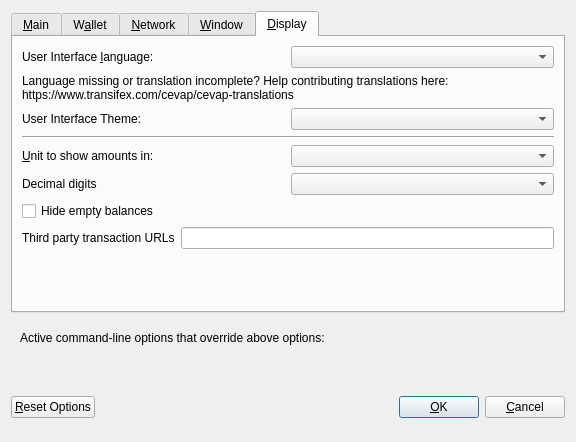
Above: src/qt/forms/optionsdialog.ui from ioncoincore/ion-archived before the change. Below: the same form after it.
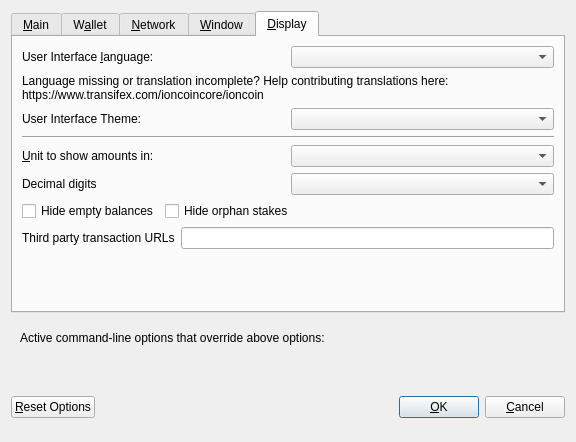
That is the form after the change. The open tabs and pages were chosen to show the change. Custom widgets are drawn as their Qt base class.

```diff
--- a/src/qt/forms/optionsdialog.ui
+++ b/src/qt/forms/optionsdialog.ui
@@ -507,7 +507,7 @@
          </property>
          <property name="text">
           <string>Language missing or translation incomplete? Help contributing translations here:
-https://www.transifex.com/cevap/cevap-translations</string>
+https://www.transifex.com/ioncoincore/ioncoin</string>
          </property>
          <property name="wordWrap">
           <bool>true</bool>
@@ -521,7 +521,7 @@
         </widget>
        </item>
        <item>
-        <layout class="QHBoxLayout" name="horizontalLayout_4_Display" stretch="0,0">
+        <layout class="QHBoxLayout" name="horizontalLayout_2_Display" stretch="0,0">
          <item>
           <widget class="QLabel" name="themeLabel">
            <property name="text">
@@ -542,7 +542,7 @@
         </widget>
        </item>
        <item>
-        <layout class="QHBoxLayout" name="horizontalLayout_2_Display">
+        <layout class="QHBoxLayout" name="horizontalLayout_3_Display">
          <item>
           <widget class="QLabel" name="unitLabel">
            <property name="text">
@@ -566,7 +566,7 @@
         </layout>
        </item>
        <item>
-        <layout class="QHBoxLayout" name="horizontalLayout_5_Display">
+        <layout class="QHBoxLayout" name="horizontalLayout_4_Display">
          <item>
           <widget class="QLabel" name="digitsLabel">
            <property name="text">
@@ -580,6 +580,8 @@
         </layout>
        </item>
        <item>
+        <layout class="QHBoxLayout" name="horizontalLayout_5_Display">
+         <item>
         <widget class="QCheckBox" name="checkBoxHideZeroBalances">
          <property name="toolTip">
           <string>Hide empty balances</string>
@@ -593,7 +595,32 @@
         </widget>
        </item>
        <item>
-        <layout class="QHBoxLayout" name="horizontalLayout_3_Display">
+          <widget class="QCheckBox" name="checkBoxHideOrphans">
+           <property name="toolTip">
+            <string>Hide orphan stakes in transaction lists</string>
+           </property>
+           <property name="text">
+            <string>Hide orphan stakes</string>
+           </property>
+          </widget>
+         </item>
+         <item>
+          <spacer name="horizontalSpacer">
+           <property name="orientation">
+            <enum>Qt::Horizontal</enum>
+           </property>
+           <property name="sizeHint" stdset="0">
+            <size>
+             <width>40</width>
+             <height>20</height>
+            </size>
+           </property>
+          </spacer>
+         </item>
+        </layout>
+       </item>
+       <item>
+        <layout class="QHBoxLayout" name="horizontalLayout_6_Display">
          <item>
           <widget class="QLabel" name="thirdPartyTxUrlsLabel">
            <property name="toolTip">
```
Left out of the diff: 18 changed lines with no effect on the pictures. Lines whose indentation alone changed are shown as unchanged.
